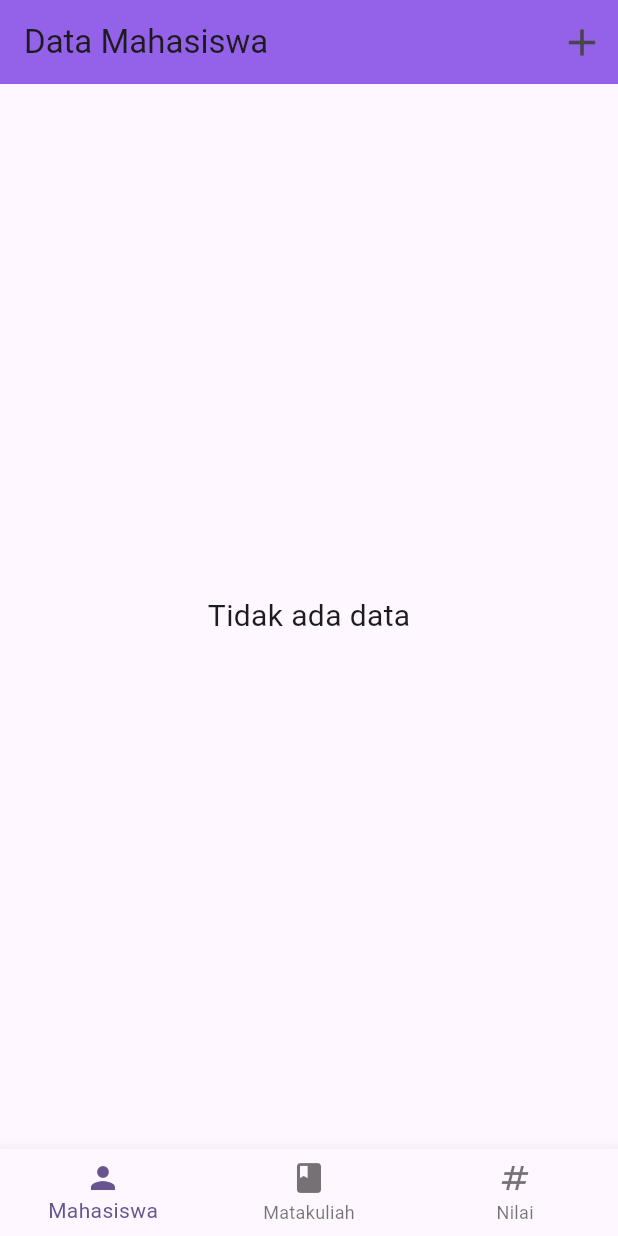
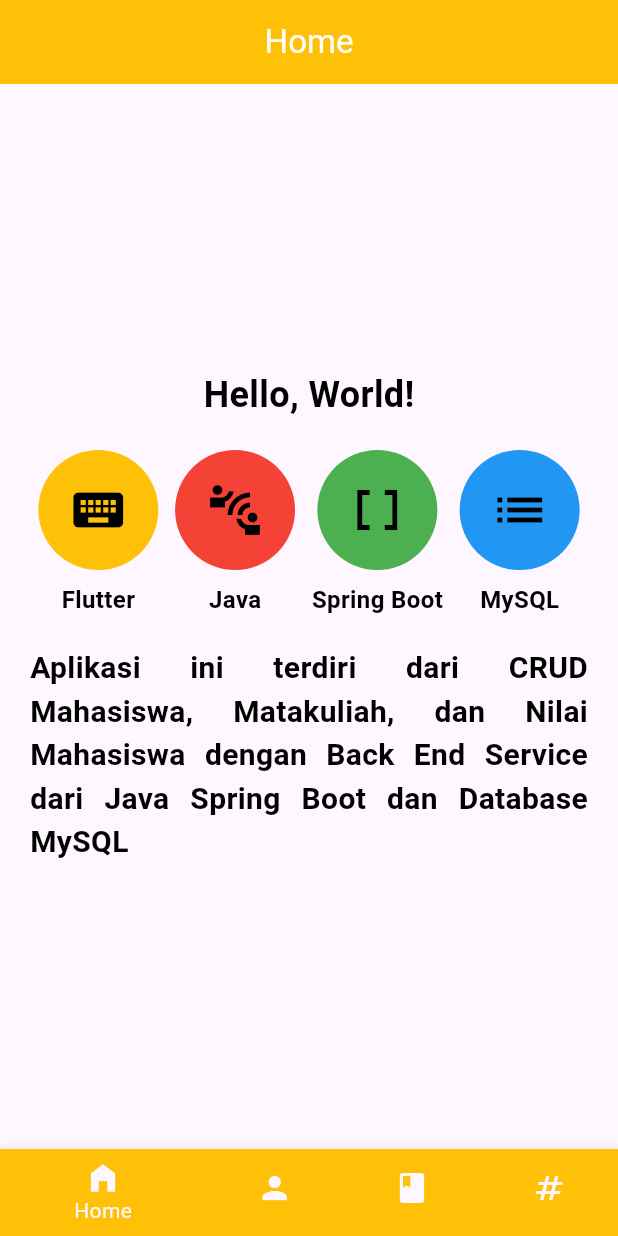
Before and after one commit to Fauzi3007/SisterServiceGui, a Flutter app: the screen it shows after launch, on a phone screen of 412 x 824 dp. Run offline on Flutter 3.47's test engine with Material 3 defaults, Android fonts, the phone set to English and light mode, and no system bars.

Commit message:
add home page

```diff
--- /dev/null
+++ b/lib/home.dart
@@ -0,0 +1,92 @@
+import 'package:flutter/material.dart';
+
+class Home extends StatefulWidget {
+  const Home({super.key});
+
+  @override
+  State<Home> createState() => _HomeState();
+}
+
+class _HomeState extends State<Home> {
+  @override
+  Widget build(BuildContext context) {
+    return Scaffold(
+      appBar: AppBar(
+        title: const Text(
+          "Home",
+          style: TextStyle(color: Colors.white),
+        ),
+        backgroundColor: Colors.amber,
+        centerTitle: true,
+      ),
+      body: Container(
+        padding: const EdgeInsets.all(20),
+        child: Column(
+          mainAxisAlignment: MainAxisAlignment.center,
+          crossAxisAlignment: CrossAxisAlignment.center,
+          children: [
+            const Text(
+              'Hello, World!',
+              style: TextStyle(
+                fontSize: 24.0,
+                fontWeight: FontWeight.bold,
+                color: Colors.black,
+              ),
+            ),
+            const SizedBox(height: 20.0),
+            Row(
+              mainAxisAlignment: MainAxisAlignment.spaceAround,
+              children: [
+                _buildCircle('Flutter', Icons.keyboard, Colors.amber),
+                _buildCircle(
+                    'Java', Icons.connect_without_contact_sharp, Colors.red),
+                _buildCircle(
+                    'Spring Boot', Icons.data_array_outlined, Colors.green),
+                _buildCircle('MySQL', Icons.list, Colors.blue),
+              ],
+            ),
+            const SizedBox(
+              height: 20,
+            ),
+            const Text(
+                "Aplikasi ini terdiri dari CRUD Mahasiswa, Matakuliah, dan Nilai Mahasiswa dengan Back End Service dari Java Spring Boot dan Database MySQL",
+                style: TextStyle(
+                    color: Colors.black,
+                    fontSize: 20,
+                    fontWeight: FontWeight.bold),
+                textAlign: TextAlign.justify),
+          ],
+        ),
+      ),
+    );
+  }
+}
+
+Widget _buildCircle(String text, IconData icon, Color color) {
+  return Column(
+    children: [
+      Container(
+        width: 80.0,
+        height: 80.0,
+        decoration: BoxDecoration(
+          shape: BoxShape.circle,
+          color: color,
+        ),
+        child: Icon(
+          icon,
+          size: 40.0,
+          color: Colors.black,
+        ),
+      ),
+      const SizedBox(height: 8.0),
+      Text(
+        text,
+        style: const TextStyle(
+          color: Colors.black,
+          fontSize: 16,
+          fontWeight: FontWeight.bold,
+        ),
+      ),
+    ],
+  );
+}
--- a/lib/mahasiswa/mahasiswa.dart
+++ b/lib/mahasiswa/mahasiswa.dart
@@ -53,8 +53,11 @@ class _DataMahasiswaState extends State<DataMahasiswa> {
   Widget build(BuildContext context) {
     return Scaffold(
       appBar: AppBar(
-        title: Text("Data Mahasiswa"),
-        backgroundColor: const Color.fromARGB(255, 148, 98, 233),
+        title: Text(
+          "Data Mahasiswa",
+          style: TextStyle(color: Colors.white),
+        ),
+        backgroundColor: Colors.red,
         actions: [
           IconButton(
               onPressed: () {
@@ -67,6 +70,7 @@ class _DataMahasiswaState extends State<DataMahasiswa> {
               icon: Icon(
                 Icons.add,
                 size: 30,
+                color: Colors.white,
               ))
         ],
       ),
--- a/lib/main.dart
+++ b/lib/main.dart
@@ -1,6 +1,7 @@
 // ignore_for_file: prefer_const_literals_to_create_immutables, prefer_const_constructors
 
 import 'package:flutter/material.dart';
+import 'package:sisterservicegui/home.dart';
 import 'package:sisterservicegui/mahasiswa/mahasiswa.dart';
 import 'package:sisterservicegui/matakuliah/matakuliah.dart';
 import 'package:sisterservicegui/nilai/nilai.dart';
@@ -36,6 +37,7 @@ class Navbar extends StatefulWidget {
 class _NavbarState extends State<Navbar> {
   int _currentIndex = 0;
   final List<Widget> _pages = [
+    Home(),
     DataMahasiswa(),
     DataMatakuliah(),
     DataNilai(),
@@ -54,6 +56,10 @@ class _NavbarState extends State<Navbar> {
         },
         items: [
           BottomNavigationBarItem(
+              icon: Icon(Icons.home_filled),
+              label: 'Home',
+              backgroundColor: Colors.amber),
+          BottomNavigationBarItem(
               icon: Icon(Icons.person),
               label: 'Mahasiswa',
               backgroundColor: Colors.red),
--- a/lib/matakuliah/matakuliah.dart
+++ b/lib/matakuliah/matakuliah.dart
@@ -51,8 +51,11 @@ class _DataMatakuliahState extends State<DataMatakuliah> {
   Widget build(BuildContext context) {
     return Scaffold(
       appBar: AppBar(
-        title: Text("Data Matakuliah"),
-        backgroundColor: const Color.fromARGB(255, 148, 98, 233),
+        title: Text(
+          "Data Matakuliah",
+          style: TextStyle(color: Colors.white),
+        ),
+        backgroundColor: Colors.green,
         actions: [
           IconButton(
               onPressed: () {
@@ -67,6 +70,7 @@ class _DataMatakuliahState extends State<DataMatakuliah> {
               icon: Icon(
                 Icons.add,
                 size: 30,
+                color: Colors.white,
               ))
         ],
       ),
--- a/lib/nilai/nilai.dart
+++ b/lib/nilai/nilai.dart
@@ -82,8 +82,11 @@ class _DataNilaiState extends State<DataNilai> {
   Widget build(BuildContext context) {
     return Scaffold(
       appBar: AppBar(
-        title: Text("Data Nilai"),
-        backgroundColor: const Color.fromARGB(255, 148, 98, 233),
+        title: Text(
+          "Data Nilai",
+          style: TextStyle(color: Colors.white),
+        ),
+        backgroundColor: Colors.blue,
         actions: [
           IconButton(
               tooltip: "Tambah Data",
@@ -98,6 +101,7 @@ class _DataNilaiState extends State<DataNilai> {
               icon: Icon(
                 Icons.add,
                 size: 30,
+                color: Colors.white,
               ))
         ],
       ),
```
